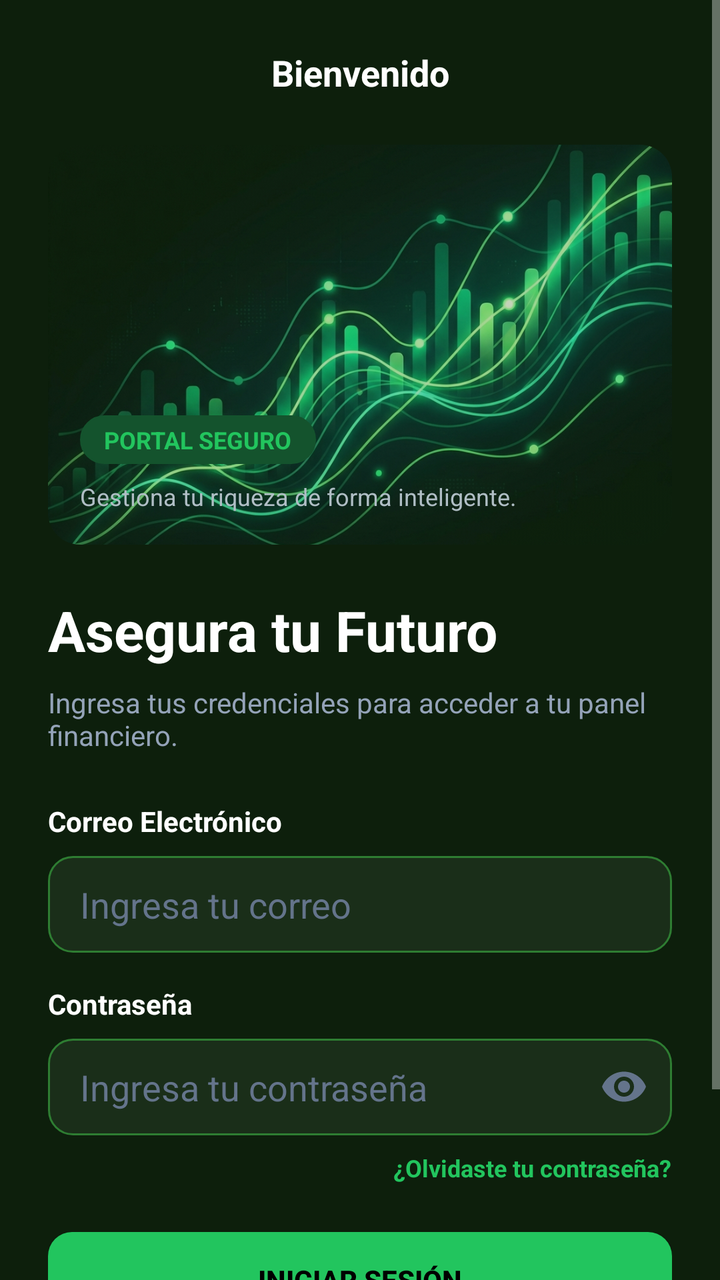
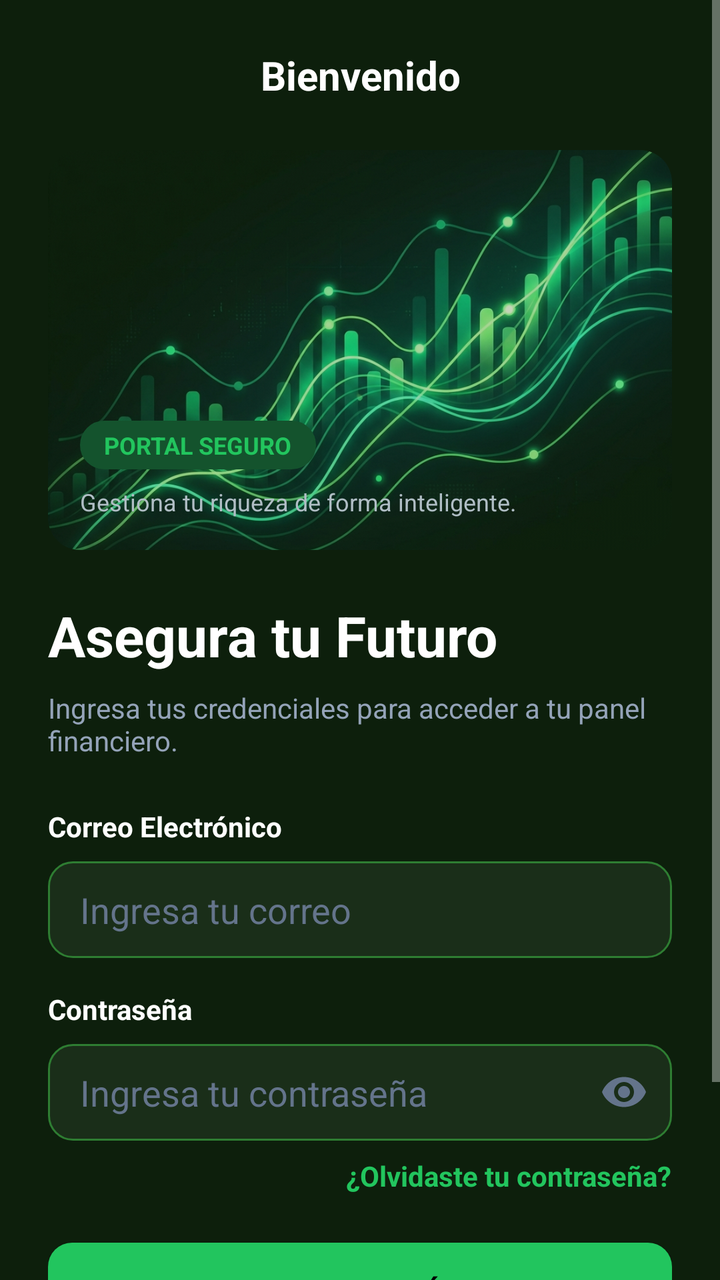

Screens rendered from an Android XML layout before and after an edit, with the pre-edit source and the edit as a unified diff.
<!-- AndroidManifest.xml: activity theme Theme.AppCompat.NoActionBar -->
<!-- res/layout/activity_login.xml -->
<?xml version="1.0" encoding="utf-8"?>

<ScrollView xmlns:android="http://schemas.android.com/apk/res/android"
    xmlns:app="http://schemas.android.com/apk/res-auto"
    xmlns:tools="http://schemas.android.com/tools"
    android:layout_width="match_parent"
    android:layout_height="match_parent"
    android:background="@color/bg_dark"
    android:fillViewport="true">

    <LinearLayout
        android:layout_width="match_parent"
        android:layout_height="wrap_content"
        android:orientation="vertical"
        android:padding="24dp">


        <LinearLayout
            android:layout_width="match_parent"
            android:layout_height="wrap_content"
            android:gravity="center_vertical"
            android:orientation="horizontal"
            android:paddingBottom="24dp">



            <TextView
                android:layout_width="match_parent"
                android:layout_height="wrap_content"
                android:gravity="center"
                android:text="Bienvenido"
                android:textColor="@color/white"
                android:textSize="18sp"
                android:textStyle="bold" />
        </LinearLayout>

        <androidx.cardview.widget.CardView
            android:layout_width="match_parent"
            android:layout_height="200dp"
            app:cardBackgroundColor="@color/bg_dark_card"
            app:cardCornerRadius="16dp"
            app:cardElevation="0dp">

            <RelativeLayout
                android:layout_width="match_parent"
                android:layout_height="match_parent">

                <ImageView
                    android:layout_width="match_parent"
                    android:layout_height="match_parent"
                    android:alpha="0.8"
                    android:scaleType="centerCrop"
                    android:src="@drawable/chart_graphic" 
                    app:tint="@null" />
                
                <LinearLayout
                    android:layout_width="wrap_content"
                    android:layout_height="wrap_content"
                    android:layout_alignParentBottom="true"
                    android:padding="16dp"
                    android:orientation="vertical">

                    <TextView
                        android:layout_width="wrap_content"
                        android:layout_height="wrap_content"
                        android:background="@drawable/rounded_edittext" 
                        android:backgroundTint="#14532D"
                        android:paddingHorizontal="12dp"
                        android:paddingVertical="4dp"
                        android:text="PORTAL SEGURO"
                        android:textColor="@color/green_accent"
                        android:textSize="12sp"
                        android:textStyle="bold" />

                    <TextView
                        android:layout_width="wrap_content"
                        android:layout_height="wrap_content"
                        android:layout_marginTop="8dp"
                        android:text="Gestiona tu riqueza de forma inteligente."
                        android:textColor="#B0BEC5"
                        android:textSize="12sp" />

                </LinearLayout>

            </RelativeLayout>
        </androidx.cardview.widget.CardView>

        <TextView
            android:layout_width="wrap_content"
            android:layout_height="wrap_content"
            android:layout_marginTop="24dp"
            android:text="Asegura tu Futuro"
            android:textColor="@color/white"
            android:textSize="28sp"
            android:textStyle="bold" />

        <TextView
            android:layout_width="wrap_content"
            android:layout_height="wrap_content"
            android:layout_marginTop="8dp"
            android:layout_marginBottom="24dp"
            android:text="Ingresa tus credenciales para acceder a tu panel financiero."
            android:textColor="#94A3B8"
            android:textSize="14sp" />

        <TextView
            android:layout_width="wrap_content"
            android:layout_height="wrap_content"
            android:layout_marginBottom="8dp"
            android:text="Correo Electrónico"
            android:textColor="@color/white"
            android:textStyle="bold" />

        <EditText
            android:id="@+id/edtCorreo"
            android:layout_width="match_parent"
            android:layout_height="wrap_content"
            android:layout_marginBottom="16dp"
            android:background="@drawable/rounded_edittext"
            android:hint="Ingresa tu correo"
            android:inputType="textEmailAddress"
            android:textColor="@color/white"
            android:textColorHint="#64748B" />

        <TextView
            android:layout_width="wrap_content"
            android:layout_height="wrap_content"
            android:layout_marginBottom="8dp"
            android:text="Contraseña"
            android:textColor="@color/white"
            android:textStyle="bold" />

        <com.google.android.material.textfield.TextInputLayout
            android:id="@+id/tilClave"
            android:layout_width="match_parent"
            android:layout_height="wrap_content"
            android:layout_marginBottom="8dp"
            app:endIconMode="password_toggle"
            app:endIconTint="#64748B"
            app:hintEnabled="false"
            app:boxBackgroundMode="none">

            <com.google.android.material.textfield.TextInputEditText
                android:id="@+id/edtClave"
                android:layout_width="match_parent"
                android:layout_height="wrap_content"
                android:background="@drawable/rounded_edittext"
                android:hint="Ingresa tu contraseña"
                android:inputType="textPassword"
                android:textColor="@color/white"
                android:textColorHint="#64748B" />
        </com.google.android.material.textfield.TextInputLayout>
        
        <TextView
            android:layout_width="wrap_content"
            android:layout_height="wrap_content"
            android:layout_gravity="end"
            android:layout_marginBottom="24dp"
            android:text="¿Olvidaste tu contraseña?"
            android:textColor="@color/green_accent"
            android:textStyle="bold"
            android:textSize="12sp"/>

        <Button
            android:id="@+id/btnIngresar"
            android:layout_width="match_parent"
            android:layout_height="wrap_content"
            android:background="@drawable/btn_primary"
            android:text="Iniciar Sesión"
            android:textColor="@color/black"
            android:textStyle="bold"
            app:backgroundTint="@null" />
            
        <Button
            android:id="@+id/btnCrearCuenta"
            android:layout_width="match_parent"
            android:layout_height="wrap_content"
            android:layout_marginTop="16dp"
            android:background="@drawable/btn_outline"
            android:text="Crear Cuenta"
            android:textColor="@color/white"
            android:textStyle="bold"
            app:backgroundTint="@null" />

    </LinearLayout>
</ScrollView>
<!-- resources referenced by this layout -->
<resources>
  <color name="bg_dark">#0D1F0C</color>
  <color name="bg_dark_card">#1A2E19</color>
  <color name="black">#FF000000</color>
  <color name="green_accent">#22C55E</color>
  <color name="white">#FFFFFFFF</color>
  <!-- drawable btn_outline (drawable) -->
  <?xml version="1.0" encoding="utf-8"?>
  
  <shape xmlns:android="http://schemas.android.com/apk/res/android">
      <solid android:color="#00000000" /> 
      <corners android:radius="12dp" />
      <stroke
          android:width="1dp"
          android:color="#475569" /> 
  </shape>
  <!-- drawable btn_primary (drawable) -->
  <?xml version="1.0" encoding="utf-8"?>
  
  <shape xmlns:android="http://schemas.android.com/apk/res/android">
      <solid android:color="#22C55E" /> 
      <corners android:radius="12dp" />
  </shape>
  <!-- drawable chart_graphic: png bitmap (drawable, 534183 bytes) -->
  <!-- drawable rounded_edittext (drawable) -->
  <?xml version="1.0" encoding="utf-8"?>
  
  <shape xmlns:android="http://schemas.android.com/apk/res/android">
      <solid android:color="#1A2E19" /> 
      <corners android:radius="12dp" />
      <stroke
          android:width="1dp"
          android:color="#2E7D32" /> 
      <padding
          android:left="16dp"
          android:top="12dp"
          android:right="16dp"
          android:bottom="12dp" />
  </shape>
</resources>

<!-- the commit's change to res/layout/activity_login.xml (unified diff, before → after) -->
@@ -22,15 +22,13 @@
             android:orientation="horizontal"
             android:paddingBottom="24dp">
 
-
-
             <TextView
                 android:layout_width="match_parent"
                 android:layout_height="wrap_content"
                 android:gravity="center"
                 android:text="Bienvenido"
                 android:textColor="@color/white"
-                android:textSize="18sp"
+                android:textSize="20sp"
                 android:textStyle="bold" />
         </LinearLayout>
 
@@ -159,7 +157,7 @@
             android:text="¿Olvidaste tu contraseña?"
             android:textColor="@color/green_accent"
             android:textStyle="bold"
-            android:textSize="12sp"/>
+            android:textSize="14sp"/>
 
         <Button
             android:id="@+id/btnIngresar"
@@ -169,8 +167,8 @@
             android:text="Iniciar Sesión"
             android:textColor="@color/black"
             android:textStyle="bold"
-            app:backgroundTint="@null" />
-            
+            app:backgroundTint="@null"/>
+
         <Button
             android:id="@+id/btnCrearCuenta"
             android:layout_width="match_parent"
